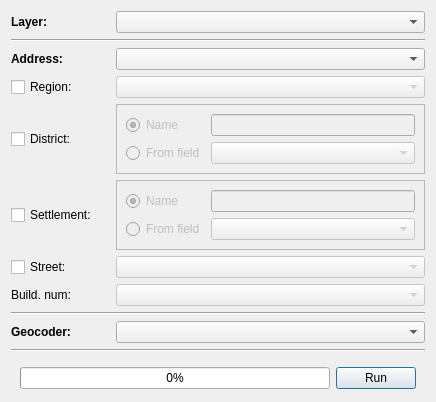
First picture: the form in src/batch_geocoding_dialog.ui, repository nextgis/qgis_rugeocoder, before the edit.
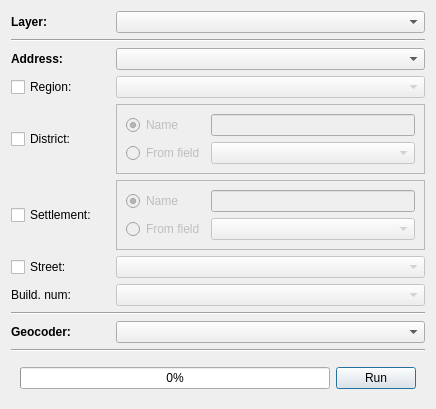
Second picture: the form after the edit.

Commit message: Update form sizes

What changed in the file:
```diff
--- a/src/batch_geocoding_dialog.ui
+++ b/src/batch_geocoding_dialog.ui
@@ -7,15 +7,9 @@
     <x>0</x>
     <y>0</y>
     <width>436</width>
-    <height>381</height>
+    <height>392</height>
    </rect>
   </property>
-  <property name="sizePolicy">
-   <sizepolicy hsizetype="Preferred" vsizetype="Preferred">
-    <horstretch>0</horstretch>
-    <verstretch>0</verstretch>
-   </sizepolicy>
-  </property>
   <property name="windowTitle">
    <string>Batch geocoding</string>
   </property>
@@ -23,9 +17,6 @@
    <bool>false</bool>
   </property>
   <layout class="QGridLayout" name="gridLayout">
-   <property name="bottomMargin">
-    <number>4</number>
-   </property>
    <item row="18" column="0" colspan="4">
     <widget class="Line" name="line_3">
      <property name="orientation">
```
Left out of the diff: 30 changed lines with no effect on the pictures. The commit also changes 4 other files.
